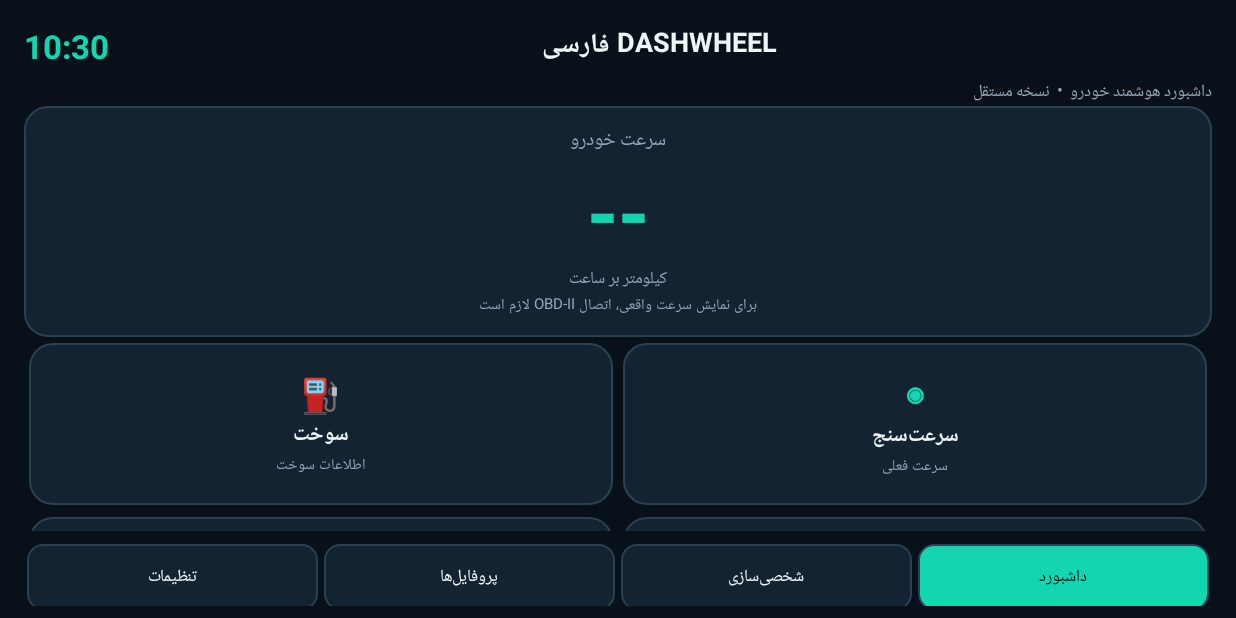
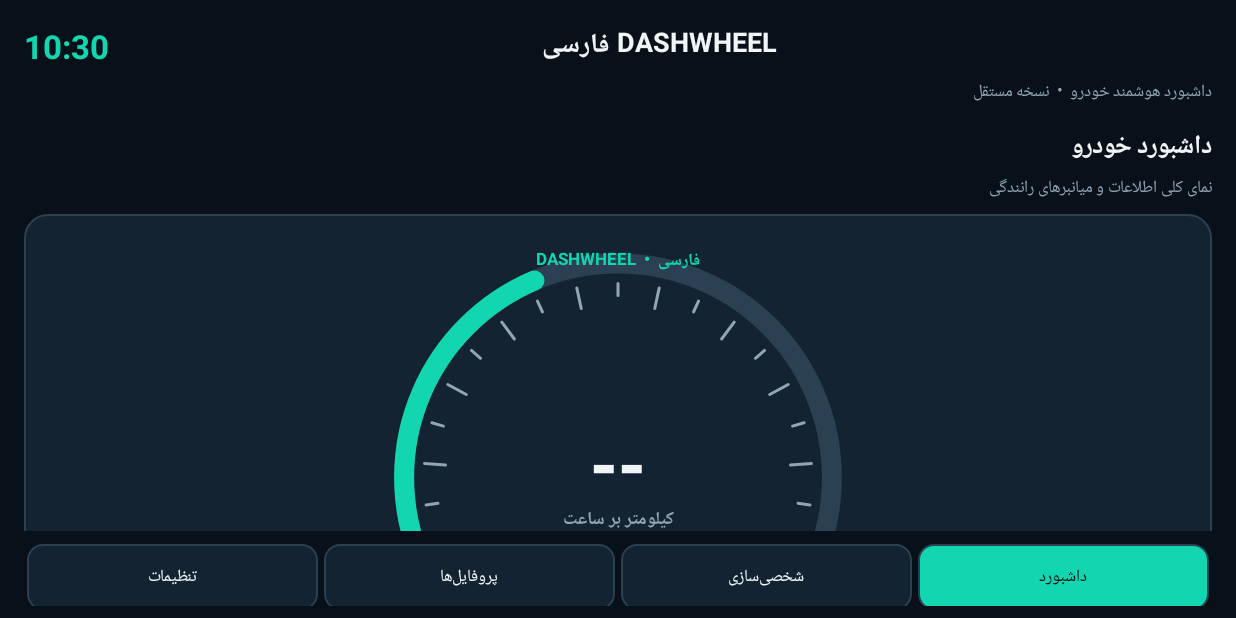
Before and after one commit to mojtabamacan1-web/Dashwheel-FA, an Android app: the screen it shows after launch (MainActivity), on a phone screen of 824 x 412 dp (held sideways). Run offline under Robolectric (Android 15) with nearby library versions, the phone set to English and light mode, and no system bars.

Commit message:
Upgrade dashboard with custom automotive gauge graphics and telemetry layout

```diff
--- a/app/src/main/java/ir/dashwheel/fa/MainActivity.java
+++ b/app/src/main/java/ir/dashwheel/fa/MainActivity.java
@@ -7,6 +7,9 @@ import android.content.ClipData;
 import android.content.Intent;
 import android.content.SharedPreferences;
 import android.graphics.Color;
+import android.graphics.Canvas;
+import android.graphics.Paint;
+import android.graphics.RectF;
 import android.graphics.Typeface;
 import android.graphics.drawable.GradientDrawable;
 import android.net.Uri;
@@ -99,12 +102,14 @@ public class MainActivity extends Activity {
     }
 
     private void dashboard() {
-        LinearLayout hero=card(); hero.setGravity(Gravity.CENTER); hero.setPadding(dp(12),dp(12),dp(12),dp(12));
-        hero.addView(txt("سرعت خودرو",13,muted,false));
-        hero.addView(txt("--",54,accent,true));
-        hero.addView(txt("کیلومتر بر ساعت",11,muted,false));
-        hero.addView(txt("برای نمایش سرعت واقعی، اتصال OBD-II لازم است",10,muted,false));
-        body.addView(hero,full());
+        section("داشبورد خودرو","نمای کلی اطلاعات و میانبرهای رانندگی");
+        LinearLayout hero=card();
+        hero.setPadding(dp(8),dp(10),dp(8),dp(8));
+        hero.addView(new GaugeView(),new LinearLayout.LayoutParams(-1,dp(230)));
+        LinearLayout stats=new LinearLayout(this);stats.setOrientation(LinearLayout.HORIZONTAL);
+        String[][] values={{"۲۱۰۰","دور موتور"},{"۹۰°","دمای آب"},{"۴۰٪","سوخت"},{"۳۱۰","برد (کیلومتر)"}};
+        for(String[] v:values){LinearLayout cell=new LinearLayout(this);cell.setGravity(Gravity.CENTER);cell.setOrientation(LinearLayout.VERTICAL);cell.addView(txt(v[0],17,accent,true));cell.addView(txt(v[1],10,muted,false));LinearLayout.LayoutParams p=new LinearLayout.LayoutParams(0,dp(48),1);stats.addView(cell,p);}
+        hero.addView(stats);body.addView(hero,full());
         int count=0; LinearLayout row=null;
         for(String id:order){int i=indexOf(id);if(i<0||!enabled[i])continue;
             if(count%2==0){row=new LinearLayout(this);row.setOrientation(LinearLayout.HORIZONTAL);body.addView(row,full());}
@@ -112,7 +117,29 @@ public class MainActivity extends Activity {
             LinearLayout.LayoutParams p=new LinearLayout.LayoutParams(0,dp(108),1);p.setMargins(dp(3),dp(4),dp(3),dp(4));row.addView(tile,p);count++;
         }
         if(count==0) body.addView(txt("هیچ ویجتی فعال نیست؛ از بخش شخصی‌سازی ویجت اضافه کن.",14,muted,false));
+        TextView note=txt("اطلاعات سرعت، سوخت و دما در این نسخه نمونه هستند و هنوز از ECU خودرو خوانده نمی‌شوند.",10,muted,false);
+        note.setPadding(dp(4),dp(8),dp(4),dp(8));body.addView(note,full());
     }
+
+    private class GaugeView extends View {
+        private final Paint p=new Paint(3);
+        GaugeView(){super(MainActivity.this);setLayerType(View.LAYER_TYPE_SOFTWARE,null);}
+        @Override protected void onDraw(Canvas c){
+            super.onDraw(c);float w=getWidth(),h=getHeight();float cx=w/2f,cy=h*.72f;
+            float radius=Math.min(w*.34f,h*.62f);
+            p.setColor(panel);p.setStyle(Paint.Style.FILL);c.drawRoundRect(new RectF(0,0,w,h),dp(14),dp(14),p);
+            p.setStyle(Paint.Style.STROKE);p.setStrokeWidth(dp(13));p.setStrokeCap(Paint.Cap.ROUND);
+            RectF oval=new RectF(cx-radius,cy-radius,cx+radius,cy+radius);
+            p.setColor(stroke);c.drawArc(oval,135,270,false,p);
+            p.setColor(accent);c.drawArc(oval,135,112,false,p);
+            p.setStrokeWidth(dp(2));p.setColor(muted);
+            for(int i=0;i<=22;i++){double a=Math.toRadians(135+i*(270.0/22));float r1=radius-dp(13),r2=radius-(i%2==0?dp(27):dp(21));c.drawLine(cx+(float)Math.cos(a)*r1,cy+(float)Math.sin(a)*r1,cx+(float)Math.cos(a)*r2,cy+(float)Math.sin(a)*r2,p);}
+            p.setStyle(Paint.Style.FILL);p.setColor(fg);p.setTextAlign(Paint.Align.CENTER);p.setTypeface(Typeface.create(Typeface.DEFAULT,Typeface.BOLD));p.setTextSize(dp(48));c.drawText("--",cx,cy+dp(9),p);
+            p.setTextSize(dp(12));p.setColor(muted);c.drawText("کیلومتر بر ساعت",cx,cy+dp(31),p);
+            p.setTextSize(dp(11));p.setColor(accent);c.drawText("DASHWHEEL  •  فارسی",cx,dp(24),p);
+        }
+    }
+
     private LinearLayout widgetCard(String id) {
         int i=indexOf(id); String title=widgetTitles[i]; String symbol="◈", detail="آماده";
         switch(id){
```
